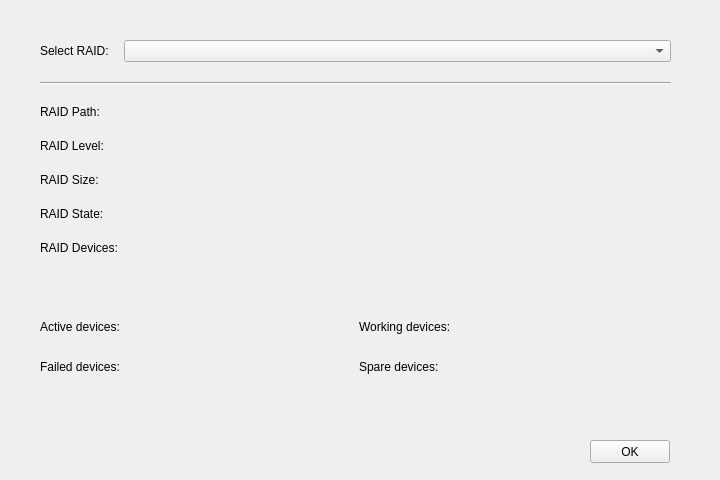
Old version of the form UI/info.ui in the repository adrianlopezgalera/RAID-Manager.
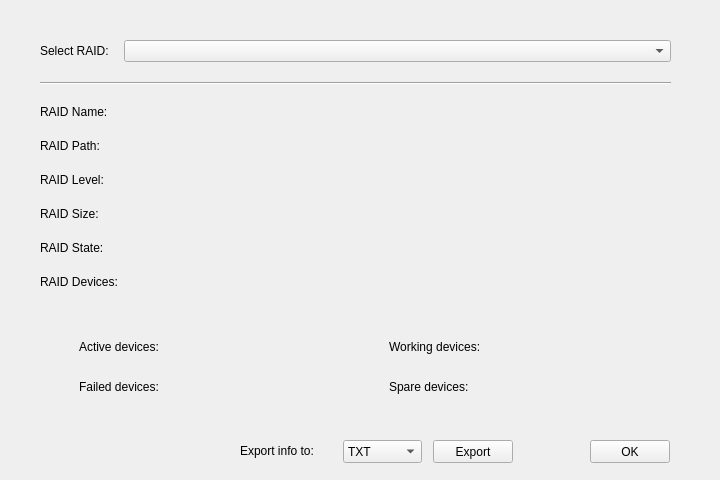
New version of the form.

```diff
--- a/UI/info.ui
+++ b/UI/info.ui
@@ -10,6 +10,27 @@
     <height>480</height>
    </rect>
   </property>
+  <property name="sizePolicy">
+   <sizepolicy hsizetype="Fixed" vsizetype="Fixed">
+    <horstretch>0</horstretch>
+    <verstretch>0</verstretch>
+   </sizepolicy>
+  </property>
+  <property name="minimumSize">
+   <size>
+    <width>720</width>
+    <height>480</height>
+   </size>
+  </property>
+  <property name="maximumSize">
+   <size>
+    <width>720</width>
+    <height>480</height>
+   </size>
+  </property>
+  <property name="contextMenuPolicy">
+   <enum>Qt::ContextMenuPolicy::ActionsContextMenu</enum>
+  </property>
   <property name="windowTitle">
    <string>Info about a RAID</string>
   </property>
@@ -22,7 +43,7 @@
      <x>40</x>
      <y>40</y>
      <width>631</width>
-     <height>223</height>
+     <height>258</height>
     </rect>
    </property>
    <layout class="QFormLayout" name="raid_details">
@@ -48,80 +69,106 @@
     <item row="0" column="1">
      <widget class="QComboBox" name="select_raid"/>
     </item>
-    <item row="2" column="0">
+    <item row="1" column="0" colspan="2">
+     <widget class="Line" name="line">
+      <property name="orientation">
+       <enum>Qt::Orientation::Horizontal</enum>
+      </property>
+     </widget>
+    </item>
+    <item row="3" column="0">
      <widget class="QLabel" name="raid_path_label">
       <property name="text">
        <string>RAID Path:</string>
       </property>
      </widget>
     </item>
-    <item row="2" column="1">
+    <item row="3" column="1">
      <widget class="QLabel" name="raid_path">
       <property name="text">
        <string/>
       </property>
      </widget>
     </item>
-    <item row="3" column="0">
+    <item row="4" column="0">
      <widget class="QLabel" name="raid_level_label">
       <property name="text">
        <string>RAID Level:</string>
       </property>
      </widget>
     </item>
-    <item row="3" column="1">
+    <item row="4" column="1">
      <widget class="QLabel" name="raid_level">
       <property name="text">
        <string/>
       </property>
      </widget>
     </item>
-    <item row="4" column="0">
+    <item row="5" column="0">
      <widget class="QLabel" name="select_size_label">
       <property name="text">
        <string>RAID Size:</string>
       </property>
      </widget>
     </item>
-    <item row="4" column="1">
+    <item row="5" column="1">
      <widget class="QLabel" name="raid_size">
       <property name="text">
        <string/>
       </property>
      </widget>
     </item>
-    <item row="5" column="0">
+    <item row="6" column="0">
      <widget class="QLabel" name="raid_state_label">
       <property name="text">
        <string>RAID State:</string>
       </property>
      </widget>
     </item>
-    <item row="5" column="1">
+    <item row="6" column="1">
      <widget class="QLabel" name="raid_state">
       <property name="text">
        <string/>
       </property>
      </widget>
     </item>
-    <item row="6" column="0">
+    <item row="7" column="0">
      <widget class="QLabel" name="raid_devices_label">
       <property name="text">
        <string>RAID Devices:</string>
       </property>
      </widget>
     </item>
-    <item row="6" column="1">
+    <item row="7" column="1">
      <widget class="QLabel" name="raid_devices">
       <property name="text">
        <string/>
       </property>
      </widget>
     </item>
-    <item row="1" column="0" colspan="2">
-     <widget class="Line" name="line">
-      <property name="orientation">
-       <enum>Qt::Orientation::Horizontal</enum>
+    <item row="2" column="0">
+     <widget class="QLabel" name="raid_name_label">
+      <property name="cursor">
+       <cursorShape>ArrowCursor</cursorShape>
+      </property>
+      <property name="mouseTracking">
+       <bool>true</bool>
+      </property>
+      <property name="text">
+       <string>RAID Name:</string>
+      </property>
+     </widget>
+    </item>
+    <item row="2" column="1">
+     <widget class="QLabel" name="raid_name">
+      <property name="cursor">
+       <cursorShape>IBeamCursor</cursorShape>
+      </property>
+      <property name="text">
+       <string/>
+      </property>
+      <property name="textInteractionFlags">
+       <set>Qt::TextInteractionFlag::LinksAccessibleByMouse|Qt::TextInteractionFlag::TextSelectableByMouse</set>
       </property>
      </widget>
     </item>
@@ -148,11 +195,11 @@
     <string>OK</string>
    </property>
   </widget>
-  <widget class="QWidget" name="row1" native="true">
+  <widget class="QFrame" name="row1">
    <property name="geometry">
     <rect>
-     <x>40</x>
-     <y>310</y>
+     <x>70</x>
+     <y>330</y>
      <width>631</width>
      <height>33</height>
     </rect>
@@ -188,11 +235,11 @@
     </item>
    </layout>
   </widget>
-  <widget class="QWidget" name="row2" native="true">
+  <widget class="QFrame" name="row2">
    <property name="geometry">
     <rect>
-     <x>40</x>
-     <y>350</y>
+     <x>70</x>
+     <y>370</y>
      <width>631</width>
      <height>33</height>
     </rect>
@@ -228,6 +275,52 @@
     </item>
    </layout>
   </widget>
+  <widget class="QPushButton" name="export_button">
+   <property name="geometry">
+    <rect>
+     <x>433</x>
+     <y>440</y>
+     <width>80</width>
+     <height>23</height>
+    </rect>
+   </property>
+   <property name="text">
+    <string>Export</string>
+   </property>
+  </widget>
+  <widget class="QComboBox" name="export_selector">
+   <property name="geometry">
+    <rect>
+     <x>343</x>
+     <y>440</y>
+     <width>79</width>
+     <height>23</height>
+    </rect>
+   </property>
+   <item>
+    <property name="text">
+     <string>TXT</string>
+    </property>
+   </item>
+   <item>
+    <property name="text">
+     <string>JSON</string>
+    </property>
+   </item>
+  </widget>
+  <widget class="QLabel" name="export_label">
+   <property name="geometry">
+    <rect>
+     <x>240</x>
+     <y>440</y>
+     <width>91</width>
+     <height>21</height>
+    </rect>
+   </property>
+   <property name="text">
+    <string>Export info to:</string>
+   </property>
+  </widget>
  </widget>
  <resources/>
  <connections/>
```
Left out of the diff: 132 changed lines with no effect on the pictures.
